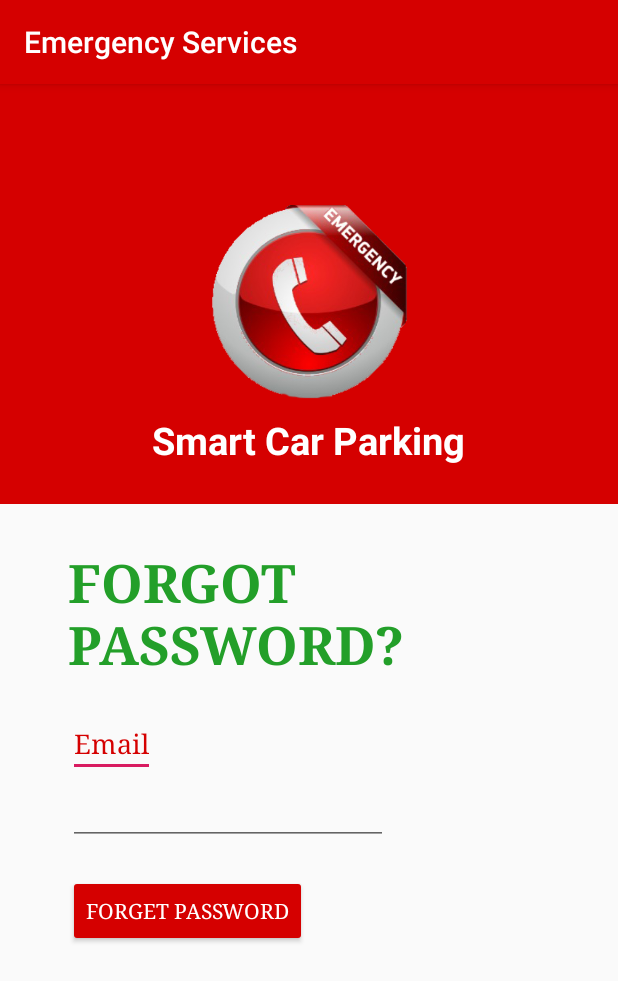
After one commit to Bilal-Technolligence/EmergencyServices, an Android app: the ForgetPassword screen opened directly, with no data from a screen before it, on a phone screen of 412 x 824 dp. The commit adds this screen. Shown: the top 981 px of the screen. Run offline under Robolectric (Android 15) with nearby library versions, the phone set to English and light mode, and no system bars; our stand-ins replace Firebase (no records; nobody signed in at launch, a user with empty details on screens opened directly).

Commit message:
some changes

```diff
--- a/app/src/main/AndroidManifest.xml
+++ b/app/src/main/AndroidManifest.xml
@@ -20,7 +20,7 @@
         android:roundIcon="@drawable/logo"
         android:supportsRtl="true"
         android:theme="@style/AppTheme">
-        <activity android:name=".UserProfileActivity"></activity>
+        <activity android:name=".UserProfileActivity" />
         <!--
              The API key for Google Maps-based APIs is defined as a string resource.
              (See the file "res/values/google_maps_api.xml").
@@ -49,6 +49,7 @@
         <activity android:name=".AlertRelativiesActivity" />
         <activity android:name=".AlertFriendsActivity" />
         <activity android:name=".HelperMainActivity" />
+        <activity android:name=".ForgetPassword" />
 
         <service android:name=".MyService" />
         <service android:name=".HelperService" />
--- /dev/null
+++ b/app/src/main/java/com/example/emergencyservices/ForgetPassword.java
@@ -0,0 +1,60 @@
+package com.example.emergencyservices;
+
+import android.content.Intent;
+import android.os.Bundle;
+import android.text.TextUtils;
+import android.view.View;
+import android.widget.Button;
+import android.widget.EditText;
+import android.widget.Toast;
+
+import androidx.annotation.NonNull;
+import androidx.appcompat.app.AppCompatActivity;
+
+import com.google.android.gms.tasks.OnCompleteListener;
+import com.google.android.gms.tasks.Task;
+import com.google.firebase.auth.FirebaseAuth;
+
+public class ForgetPassword extends AppCompatActivity {
+    private Button mForgetButton;
+    private EditText mEmail;
+    private String masterEmail, masterPassword;
+    private FirebaseAuth mAuth;
+    @Override
+    protected void onCreate(Bundle savedInstanceState) {
+        super.onCreate(savedInstanceState);
+        setContentView(R.layout.activity_forget_password);
+        setupUI();
+        setupListeners();
+    }
+    private void setupUI() {
+        mForgetButton = (Button) findViewById(R.id.btnForget);
+        mEmail = (EditText) findViewById(R.id.txtForgetPassword);
+        mAuth = FirebaseAuth.getInstance();
+    }
+    private void setupListeners() {
+        mForgetButton.setOnClickListener(new View.OnClickListener() {
+            @Override
+            public void onClick(View view) {
+                if (TextUtils.isEmpty(mEmail.getText().toString())) {
+                    Toast.makeText(getApplication(), "Enter your registered email id", Toast.LENGTH_SHORT).show();
+                    return;
+                }
+                else{
+                    mAuth.sendPasswordResetEmail(mEmail.getText().toString()).addOnCompleteListener(new OnCompleteListener<Void>() {
+                        @Override
+                        public void onComplete(@NonNull Task<Void> task) {
+                            if (task.isSuccessful()) {
+                                Toast.makeText(ForgetPassword.this, "Password Reset Email Sent!", Toast.LENGTH_SHORT).show();
+                                startActivity(new Intent(ForgetPassword.this, Login.class));
+                                finish();
+                            } else {
+                                Toast.makeText(ForgetPassword.this, "Error In Sending Password Reset Email", Toast.LENGTH_SHORT).show();
+                            }
+                        }
+                    });
+                }
+            }
+        });
+    }
+}
--- a/app/src/main/java/com/example/emergencyservices/Register.java
+++ b/app/src/main/java/com/example/emergencyservices/Register.java
@@ -62,7 +62,7 @@ public class Register extends AppCompatActivity {
                 String Age = age.getText().toString();
                 String Contact = contact.getText().toString();
                 String Address = address.getText().toString();
-                if (Name.equals("")){
+                if (!Name.matches("^[A-Za-z]+$") ){
                     name.setError("Enter Valid Name");
                     name.setFocusable(true);
                 } else if (Age.equals("")){
@@ -71,7 +71,7 @@ public class Register extends AppCompatActivity {
                 } else if (Contact.equals("")){
                     contact.setError("Enter Valid Contact Number");
                     contact.setFocusable(true);
-                } else if (Address.equals("")){
+                } else if (!Address.matches("^[A-Za-z]+$") ){
                     address.setError("Enter Valid Address");
                     address.setFocusable(true);
                 } else if (count==0){
--- /dev/null
+++ b/app/src/main/res/layout/activity_forget_password.xml
@@ -0,0 +1,70 @@
+<?xml version="1.0" encoding="utf-8"?>
+<LinearLayout xmlns:android="http://schemas.android.com/apk/res/android"
+    xmlns:app="http://schemas.android.com/apk/res-auto"
+    xmlns:tools="http://schemas.android.com/tools"
+    android:layout_width="match_parent"
+    android:layout_height="match_parent"
+    android:orientation="vertical"
+    tools:context=".ForgetPassword">
+    <LinearLayout
+        android:layout_width="match_parent"
+        android:orientation="vertical"
+        android:layout_gravity="center_vertical"
+
+        android:background="@color/colorRed"
+        android:layout_height="280dp">
+        <androidx.appcompat.widget.AppCompatImageView
+            android:layout_width="wrap_content"
+            android:layout_height="160dp"
+            android:layout_marginTop="60dp"
+            android:layout_gravity="center"
+            android:src="@drawable/logo" />
+        <TextView
+            android:layout_width="wrap_content"
+            android:layout_height="wrap_content"
+            android:text="Smart Car Parking"
+            android:layout_gravity="center"
+            android:textColor="#ffffff"
+            android:textStyle="bold"
+            android:textSize="25sp" />
+
+    </LinearLayout>
+    <TextView
+        android:layout_width="wrap_content"
+        android:layout_height="wrap_content"
+        android:layout_gravity="left"
+        android:layout_marginLeft="45dp"
+        android:layout_marginTop="28dp"
+        android:fontFamily="serif"
+        android:text="FORGOT PASSWORD?"
+        android:textColor="@color/backgroucndGreen"
+        android:textSize="35dp"
+        android:textStyle="bold" />
+    <EditText
+        android:layout_width="wrap_content"
+        android:layout_height="wrap_content"
+        android:layout_marginLeft="45dp"
+        android:layout_marginTop="20dp"
+        android:fontFamily="serif"
+        android:textColor="@color/colorRed"
+        android:text="Email"
+        />
+    <EditText
+        android:id="@+id/txtForgetPassword"
+        android:layout_width="wrap_content"
+        android:layout_height="wrap_content"
+        android:inputType="textEmailAddress"
+        android:layout_marginLeft="45dp"
+        android:ems="10"/>
+    <Button
+        android:id="@+id/btnForget"
+        android:layout_width="wrap_content"
+        android:layout_height="wrap_content"
+        android:layout_marginLeft="45dp"
+        android:layout_marginTop="20dp"
+        android:text="Forget Password"
+        android:fontFamily="serif"
+        android:textColor="#FFFFFF"
+        android:backgroundTint="@color/colorRed"
+        android:textColorLink="#FFFFFF"/>
+</LinearLayout>
--- a/app/src/main/res/layout/activity_missing_person.xml
+++ b/app/src/main/res/layout/activity_missing_person.xml
@@ -49,7 +49,7 @@
             <com.google.android.material.textfield.TextInputEditText
                 android:id="@+id/name"
                 android:textColor="@color/colorBlack"
-                android:inputType="textPersonName"
+                android:inputType="text"
                 android:layout_width="match_parent"
                 android:layout_height="wrap_content">
 
--- a/app/src/main/res/layout/activity_missing_persons_list.xml
+++ b/app/src/main/res/layout/activity_missing_persons_list.xml
@@ -28,7 +28,7 @@
             android:id="@+id/ffList"
             android:layout_marginLeft="15dp"
             android:layout_marginRight="15dp"
-            android:layout_marginBottom="15dp"
+            android:layout_marginBottom="60dp"
             android:background="@android:color/white"
             />
     </LinearLayout>
--- a/app/src/main/res/values/colors.xml
+++ b/app/src/main/res/values/colors.xml
@@ -8,5 +8,7 @@
     <color name="colorRed">#d50000</color>
     <color name="colorBlack">#000000</color>
     <color name="colorDarkRed">#9b0000</color>
+    <color name="backgroucndGreen">#239F29</color>
+    <color name="btnGreen">#419E45</color>
 
 </resources>
```
Also changed, not shown: app/src/main/java/com/example/emergencyservices/Login.java (+11 -1 lines), app/src/main/java/com/example/emergencyservices/MissingPersonActivity.java (+7 -7 lines), app/src/main/res/layout/activity_login.xml (+11 -1 lines), app/src/main/res/layout/activity_rescue.xml (+50 -1 lines).
